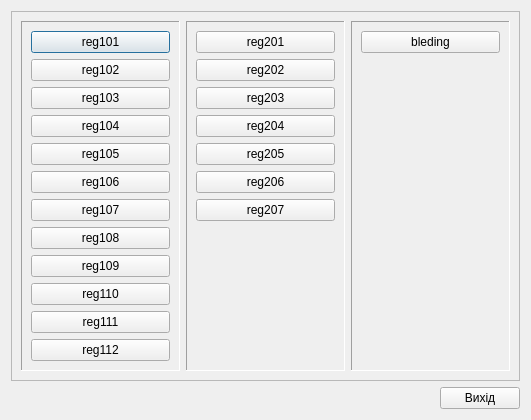
Before: the Qt Designer form satur/scada/history.ui in vanessaorgua/dondushen, drawn with Qt 5.
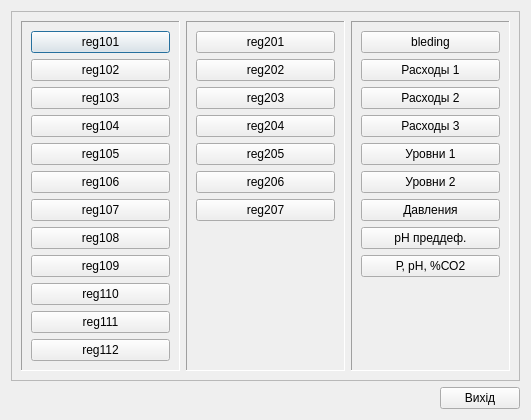
After: the same form once the commit is applied.

Diff of the .ui file:
```diff
--- a/satur/scada/history.ui
+++ b/satur/scada/history.ui
@@ -7,7 +7,7 @@
     <x>0</x>
     <y>0</y>
     <width>531</width>
-    <height>383</height>
+    <height>396</height>
    </rect>
   </property>
   <property name="windowTitle">
@@ -222,6 +222,62 @@
            </property>
           </widget>
          </item>
+         <item>
+          <widget class="QPushButton" name="trend1_flow11">
+           <property name="text">
+            <string>Расходы 1</string>
+           </property>
+          </widget>
+         </item>
+         <item>
+          <widget class="QPushButton" name="trend1_flow12">
+           <property name="text">
+            <string>Расходы 2</string>
+           </property>
+          </widget>
+         </item>
+         <item>
+          <widget class="QPushButton" name="trend2_flow21">
+           <property name="text">
+            <string>Расходы 3</string>
+           </property>
+          </widget>
+         </item>
+         <item>
+          <widget class="QPushButton" name="trend1_level11">
+           <property name="text">
+            <string>Уровни 1</string>
+           </property>
+          </widget>
+         </item>
+         <item>
+          <widget class="QPushButton" name="trend2_level21">
+           <property name="text">
+            <string>Уровни 2</string>
+           </property>
+          </widget>
+         </item>
+         <item>
+          <widget class="QPushButton" name="trend1_presh11">
+           <property name="text">
+            <string>Давления</string>
+           </property>
+          </widget>
+         </item>
+         <item>
+          <widget class="QPushButton" name="trend1_ph11">
+           <property name="text">
+            <string>рН преддеф.</string>
+           </property>
+          </widget>
+         </item>
+         <item>
+          <widget class="QPushButton" name="trend2_other21">
+           <property name="text">
+            <string>Р, рН, %СО2</string>
+           </property>
+          </widget>
+         </item>
          <item>
           <spacer name="verticalSpacer_3">
            <property name="orientation">
```
